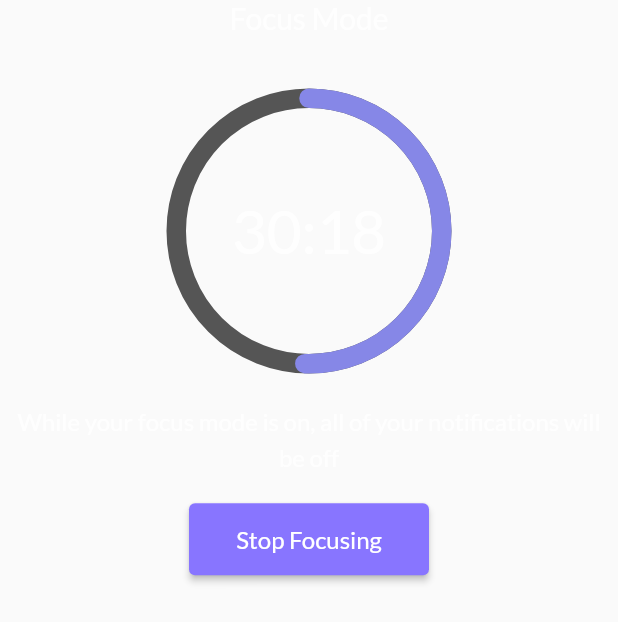
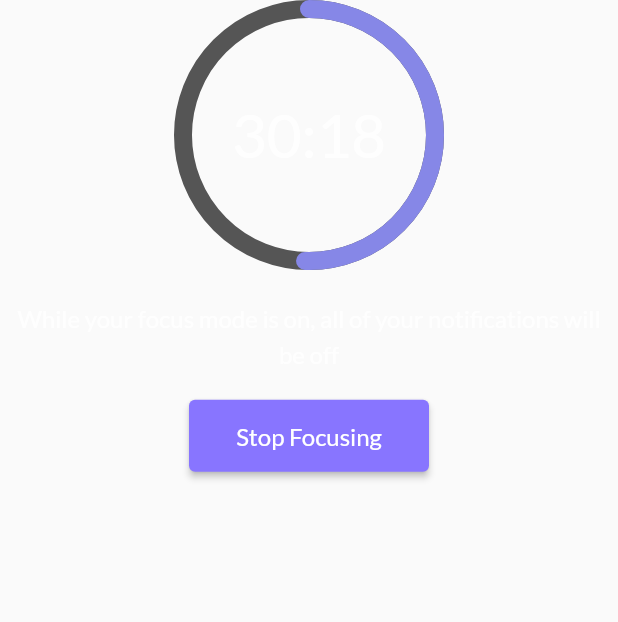
Before and after one commit to VictorAJ01/Todo-App-Mobile, a Flutter app: the FocusTimer widget shown alone on an empty page, opened directly, on a phone screen of 412 x 824 dp. Shown: the top 622 px of the screen. Run offline on Flutter 3.47's test engine with Material 2 defaults, Android fonts, the phone set to English and light mode, and no system bars; drawn by our look-alikes of percent_indicator; our stand-ins replace flutter_svg, get, iconsax.

Commit message:
Added Focus Screen

```diff
--- a/lib/screens/focus/components/focus_timer.dart
+++ b/lib/screens/focus/components/focus_timer.dart
@@ -15,20 +15,9 @@ class _FocusTimerState extends State<FocusTimer> {
     return Center(
       child: Column(
         children: [
-          const Text(
-            'Focus Mode',
-            style: TextStyle(
-              fontFamily: 'Lato',
-              fontSize: 20.0,
-              color: Color(0xDDFFFFFF),
-            ),
-          ),
-          const SizedBox(
-            height: 35,
-          ),
           CircularPercentIndicator(
-            radius: 95.0,
-            lineWidth: 13.0,
+            radius: 90.0,
+            lineWidth: 12.0,
             percent: percent,
             progressColor: const Color(0xFF8687E7),
             backgroundColor: const Color(0xFF555555),
@@ -75,7 +64,8 @@ class _FocusTimerState extends State<FocusTimer> {
               child: const Text(
                 'Stop Focusing',
                 style: TextStyle(
-                  fontFamily: 'Lato',
+                  fontFamily:
+                      'Lato', // if (_formKey.currentState!.validate()) {}
                   fontSize: 16,
                 ),
               ),
```
Also changed, not shown: lib/screens/focus/components/focus_bar_chart.dart (+35 -3 lines), lib/screens/focus/components/overview_dropdown_button.dart (+39 -3 lines), lib/screens/focus/focus_screen.dart (+13 -0 lines).
